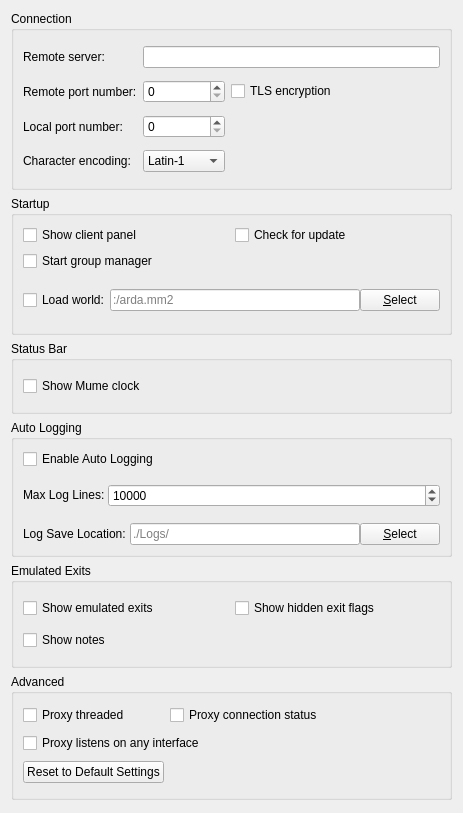
nschimme/MMapper, file src/preferences/generalpage.ui: the form before one commit.
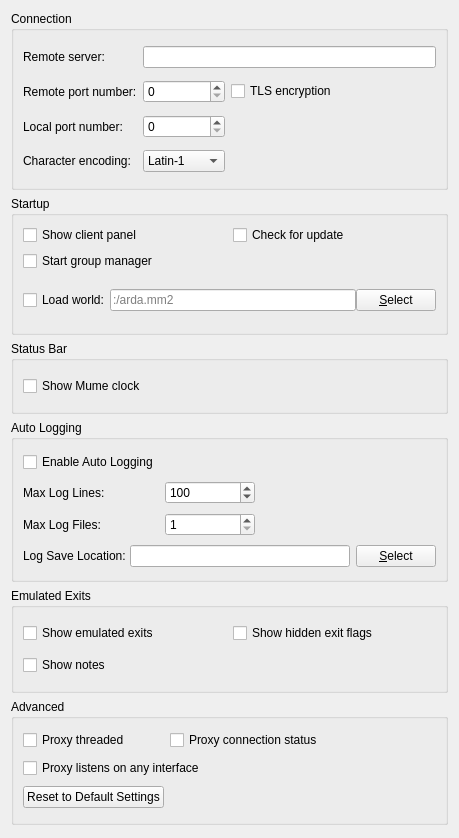
The form after the commit.

The edit to the form file:
```diff
--- a/src/preferences/generalpage.ui
+++ b/src/preferences/generalpage.ui
@@ -7,7 +7,7 @@
     <x>0</x>
     <y>0</y>
     <width>459</width>
-    <height>813</height>
+    <height>838</height>
    </rect>
   </property>
   <property name="windowTitle">
@@ -281,14 +281,14 @@
     <widget class="QGroupBox" name="groupBox_autolog">
      <property name="minimumSize">
       <size>
-       <width>441</width>
-       <height>137</height>
+       <width>435</width>
+       <height>162</height>
       </size>
      </property>
      <property name="title">
       <string>Auto Logging</string>
      </property>
-     <layout class="QGridLayout" name="gridLayout_7">
+     <layout class="QGridLayout" name="gridLayout_7" columnstretch="0,0,0,0">
       <item row="0" column="0">
        <widget class="QCheckBox" name="autoLogCheckBox">
         <property name="text">
@@ -296,7 +296,7 @@
         </property>
        </widget>
       </item>
-      <item row="4" column="0" colspan="2">
+      <item row="4" column="0" colspan="3">
        <widget class="QFrame" name="autoLogFrame">
         <property name="frameShape">
          <enum>QFrame::NoFrame</enum>
@@ -323,6 +323,16 @@
          <property name="spacing">
           <number>0</number>
          </property>
+         <item row="0" column="1">
+          <widget class="QLineEdit" name="autoLogLocation">
+           <property name="text">
+            <string/>
+           </property>
+           <property name="placeholderText">
+            <string/>
+           </property>
+          </widget>
+         </item>
          <item row="0" column="0">
           <widget class="QLabel" name="autoLogLocationLabel">
            <property name="sizePolicy">
@@ -339,17 +349,45 @@
            </property>
           </widget>
          </item>
-         <item row="0" column="1">
-          <widget class="QLineEdit" name="autoLogLocation">
+        </layout>
+       </widget>
+      </item>
+      <item row="3" column="0">
+       <widget class="QLabel" name="autoLogMaxFilesLabel">
+        <property name="sizePolicy">
+         <sizepolicy hsizetype="Minimum" vsizetype="Preferred">
+          <horstretch>0</horstretch>
+          <verstretch>0</verstretch>
+         </sizepolicy>
+        </property>
            <property name="text">
-            <string/>
-           </property>
-           <property name="placeholderText">
-            <string>./Logs/</string>
+         <string>Max Log Files: </string>
+        </property>
+        <property name="buddy">
+         <cstring>autoLogMaxFiles</cstring>
            </property>
           </widget>
          </item>
-         <item row="0" column="2">
+      <item row="1" column="0">
+       <widget class="QLabel" name="autoLogMaxLinesLabel">
+        <property name="sizePolicy">
+         <sizepolicy hsizetype="Minimum" vsizetype="Preferred">
+          <horstretch>0</horstretch>
+          <verstretch>0</verstretch>
+         </sizepolicy>
+        </property>
+        <property name="text">
+         <string>Max Log Lines: </string>
+        </property>
+        <property name="margin">
+         <number>0</number>
+        </property>
+        <property name="buddy">
+         <cstring>autoLogMaxLines</cstring>
+        </property>
+       </widget>
+      </item>
+      <item row="4" column="3">
           <widget class="QPushButton" name="selectAutoLogLocationButton">
            <property name="sizePolicy">
             <sizepolicy hsizetype="Fixed" vsizetype="Fixed">
@@ -362,46 +400,35 @@
            </property>
           </widget>
          </item>
-        </layout>
-       </widget>
-      </item>
-      <item row="1" column="0" rowspan="2" colspan="2">
-       <widget class="QFrame" name="frame">
+      <item row="3" column="1">
+       <widget class="QSpinBox" name="autoLogMaxFiles">
+        <property name="sizePolicy">
+         <sizepolicy hsizetype="Minimum" vsizetype="Fixed">
+          <horstretch>0</horstretch>
+          <verstretch>0</verstretch>
+         </sizepolicy>
+        </property>
         <property name="minimumSize">
          <size>
           <width>0</width>
-          <height>33</height>
+          <height>0</height>
          </size>
         </property>
-        <property name="frameShape">
-         <enum>QFrame::NoFrame</enum>
+        <property name="minimum">
+         <number>1</number>
         </property>
-        <property name="frameShadow">
-         <enum>QFrame::Plain</enum>
+        <property name="maximum">
+         <number>1000</number>
         </property>
-        <property name="lineWidth">
-         <number>0</number>
+        <property name="value">
+         <number>1</number>
         </property>
-        <layout class="QGridLayout" name="gridLayout_9">
-         <property name="leftMargin">
-          <number>0</number>
-         </property>
-         <property name="topMargin">
-          <number>0</number>
-         </property>
-         <property name="rightMargin">
-          <number>0</number>
-         </property>
-         <property name="bottomMargin">
-          <number>0</number>
-         </property>
-         <property name="spacing">
-          <number>0</number>
-         </property>
-         <item row="0" column="2">
+       </widget>
+      </item>
+      <item row="1" column="1">
           <widget class="QSpinBox" name="autoLogMaxLines">
            <property name="sizePolicy">
-            <sizepolicy hsizetype="Expanding" vsizetype="Fixed">
+         <sizepolicy hsizetype="Minimum" vsizetype="Fixed">
              <horstretch>0</horstretch>
              <verstretch>0</verstretch>
             </sizepolicy>
@@ -409,7 +436,7 @@
            <property name="minimumSize">
             <size>
              <width>0</width>
-             <height>23</height>
+          <height>0</height>
             </size>
            </property>
            <property name="minimum">
@@ -422,27 +449,8 @@
             <number>50</number>
            </property>
            <property name="value">
-            <number>10000</number>
-           </property>
-          </widget>
-         </item>
-         <item row="0" column="0" colspan="2">
-          <widget class="QLabel" name="autoLogMaxLinesLabel">
-           <property name="sizePolicy">
-            <sizepolicy hsizetype="Maximum" vsizetype="Fixed">
-             <horstretch>0</horstretch>
-             <verstretch>0</verstretch>
-            </sizepolicy>
-           </property>
-           <property name="text">
-            <string>Max Log Lines: </string>
-           </property>
-           <property name="margin">
-            <number>1</number>
-           </property>
-          </widget>
-         </item>
-        </layout>
+         <number>100</number>
+        </property>
        </widget>
       </item>
      </layout>
```
Left out of the diff: 153 changed lines with no effect on the pictures. Lines whose indentation alone changed are shown as unchanged.
